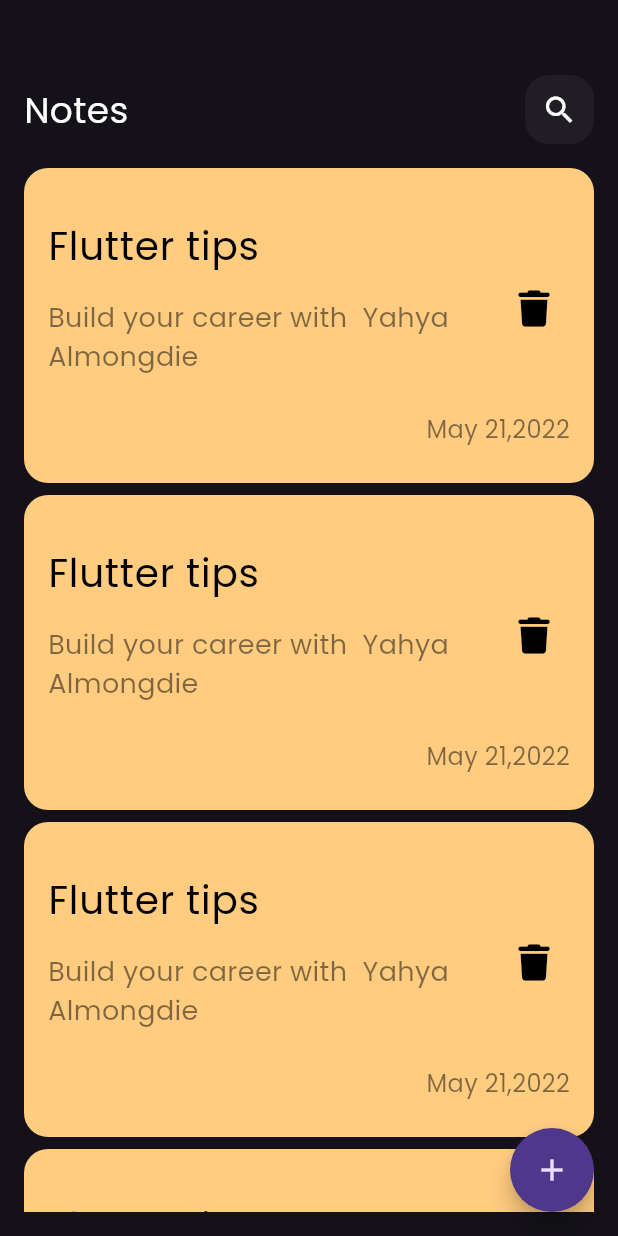
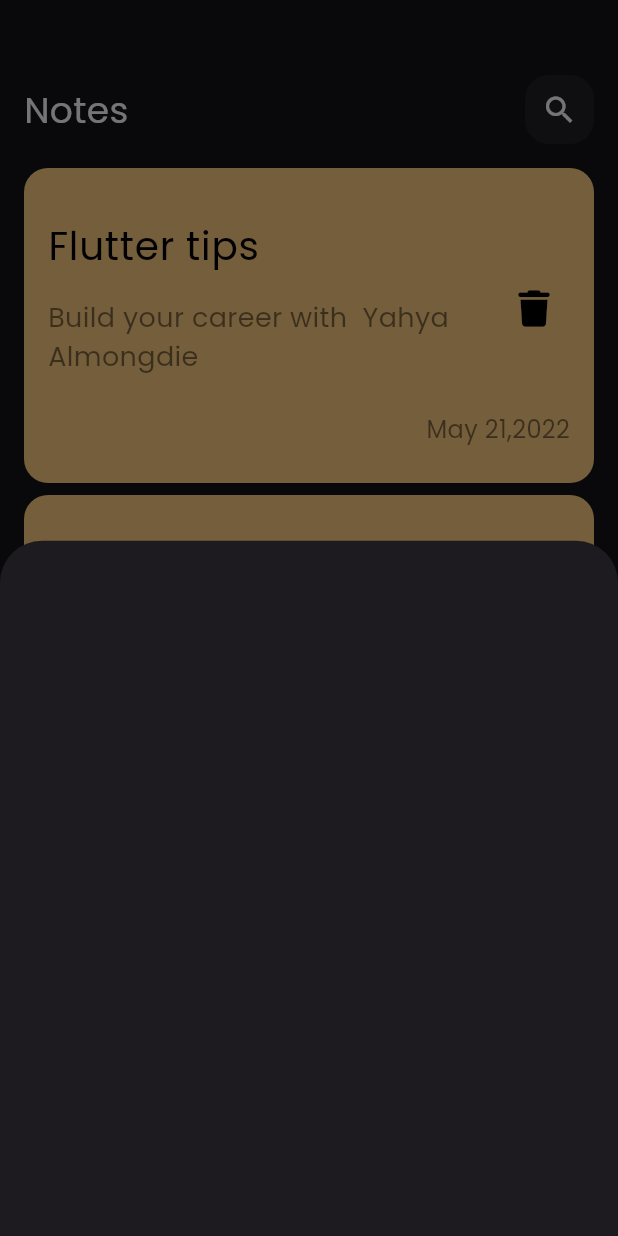
Before and after one commit to yahyaalmongdie/note_app, a Flutter app: the screen it shows after launch, after a tap on the "add" icon, on a phone screen of 412 x 824 dp. Run offline on Flutter 3.47's test engine with Material 3 defaults, Android fonts, the phone set to English and light mode, and no system bars; our stand-ins replace font_awesome_flutter.

Commit message:
show add note  model bottom sheet

```diff
--- a/lib/features/home/presentation/view/page/home_view.dart
+++ b/lib/features/home/presentation/view/page/home_view.dart
@@ -1,4 +1,5 @@
 import 'package:flutter/material.dart';
+import 'package:note_app/features/home/presentation/view/widget/add_note_bottom_sheet.dart';
 import 'package:note_app/features/home/presentation/view/widget/home_view_body.dart';
 
 class HomeView extends StatelessWidget {
@@ -11,7 +12,13 @@ class HomeView extends StatelessWidget {
       floatingActionButton: FloatingActionButton(
           shape:
               RoundedRectangleBorder(borderRadius: BorderRadius.circular(50)),
-          onPressed: () {},
+          onPressed: () {
+            showModalBottomSheet(
+                context: context,
+                builder: (context) {
+                  return const AddNoteBottomSheet();
+                });
+          },
           child: const Icon(Icons.add)),
     );
   }
--- /dev/null
+++ b/lib/features/home/presentation/view/widget/add_note_bottom_sheet.dart
@@ -0,0 +1,10 @@
+import 'package:flutter/material.dart';
+
+class AddNoteBottomSheet extends StatelessWidget {
+  const AddNoteBottomSheet({super.key});
+
+  @override
+  Widget build(BuildContext context) {
+    return Container();
+  }
+}
```
